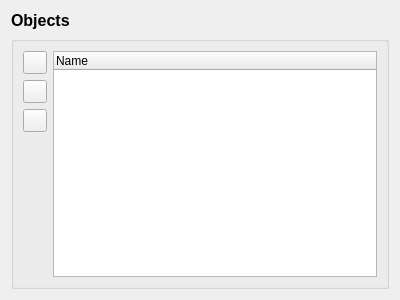
Before: the Qt Designer form NamedObjectListingForm.ui in fritzone/ddm, drawn with Qt 5.
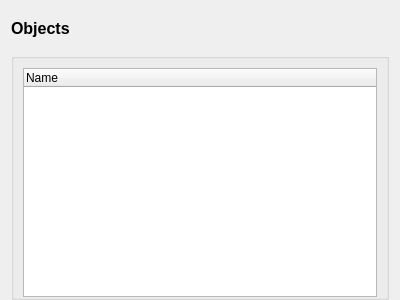
After: the same form once the commit is applied. Icons and pictures are not drawn.

The edit to the form file:
```diff
--- a/NamedObjectListingForm.ui
+++ b/NamedObjectListingForm.ui
@@ -14,8 +14,17 @@
    <string>Form</string>
   </property>
   <layout class="QVBoxLayout" name="verticalLayout">
+   <property name="bottomMargin">
+    <number>0</number>
+   </property>
    <item>
     <widget class="QLabel" name="lblHeader">
+     <property name="maximumSize">
+      <size>
+       <width>16777215</width>
+       <height>36</height>
+      </size>
+     </property>
      <property name="text">
       <string>&lt;!DOCTYPE HTML PUBLIC &quot;-//W3C//DTD HTML 4.0//EN&quot; &quot;http://www.w3.org/TR/REC-html40/strict.dtd&quot;&gt;
 &lt;html&gt;&lt;head&gt;&lt;meta name=&quot;qrichtext&quot; content=&quot;1&quot; /&gt;&lt;style type=&quot;text/css&quot;&gt;
@@ -33,84 +42,13 @@
      <property name="title">
       <string/>
      </property>
+     <property name="flat">
+      <bool>true</bool>
+     </property>
      <layout class="QHBoxLayout" name="horizontalLayout">
-      <item>
-       <layout class="QVBoxLayout" name="layoutButtons">
-        <property name="sizeConstraint">
-         <enum>QLayout::SetNoConstraint</enum>
-        </property>
-        <item>
-         <widget class="QToolButton" name="btnUp">
-          <property name="toolTip">
-           <string>Move the column up (left)</string>
-          </property>
-          <property name="statusTip">
-           <string>Move the column up (left)</string>
-          </property>
-          <property name="text">
-           <string/>
-          </property>
-          <property name="icon">
-           <iconset resource="dbm.qrc">
-            <normaloff>:/images/actions/images/small/up.png</normaloff>:/images/actions/images/small/up.png</iconset>
-          </property>
-          <property name="popupMode">
-           <enum>QToolButton::DelayedPopup</enum>
-          </property>
-         </widget>
-        </item>
-        <item>
-         <widget class="QToolButton" name="btnDown">
-          <property name="toolTip">
-           <string>Move the column down (right)</string>
-          </property>
-          <property name="statusTip">
-           <string>Move the column down (right)</string>
-          </property>
-          <property name="text">
-           <string/>
-          </property>
-          <property name="icon">
-           <iconset resource="dbm.qrc">
-            <normaloff>:/images/actions/images/small/down.png</normaloff>:/images/actions/images/small/down.png</iconset>
-          </property>
-          <property name="popupMode">
-           <enum>QToolButton::DelayedPopup</enum>
-          </property>
-         </widget>
-        </item>
-        <item>
-         <widget class="QToolButton" name="btnRemove">
-          <property name="toolTip">
-           <string>Delete this column</string>
-          </property>
-          <property name="statusTip">
-           <string>Delete this column</string>
-          </property>
-          <property name="text">
-           <string/>
-          </property>
-          <property name="icon">
-           <iconset resource="dbm.qrc">
-            <normaloff>:/images/actions/images/small/remove.png</normaloff>:/images/actions/images/small/remove.png</iconset>
-          </property>
-         </widget>
-        </item>
-        <item>
-         <spacer name="verticalSpacer">
-          <property name="orientation">
-           <enum>Qt::Vertical</enum>
-          </property>
-          <property name="sizeHint" stdset="0">
-           <size>
-            <width>20</width>
-            <height>40</height>
-           </size>
-          </property>
-         </spacer>
-        </item>
-       </layout>
-      </item>
+      <property name="bottomMargin">
+       <number>0</number>
+      </property>
       <item>
        <widget class="QTreeWidget" name="treeItems">
         <property name="sizePolicy">
```
Left out of the diff: 4 changed lines with no effect on the pictures.
